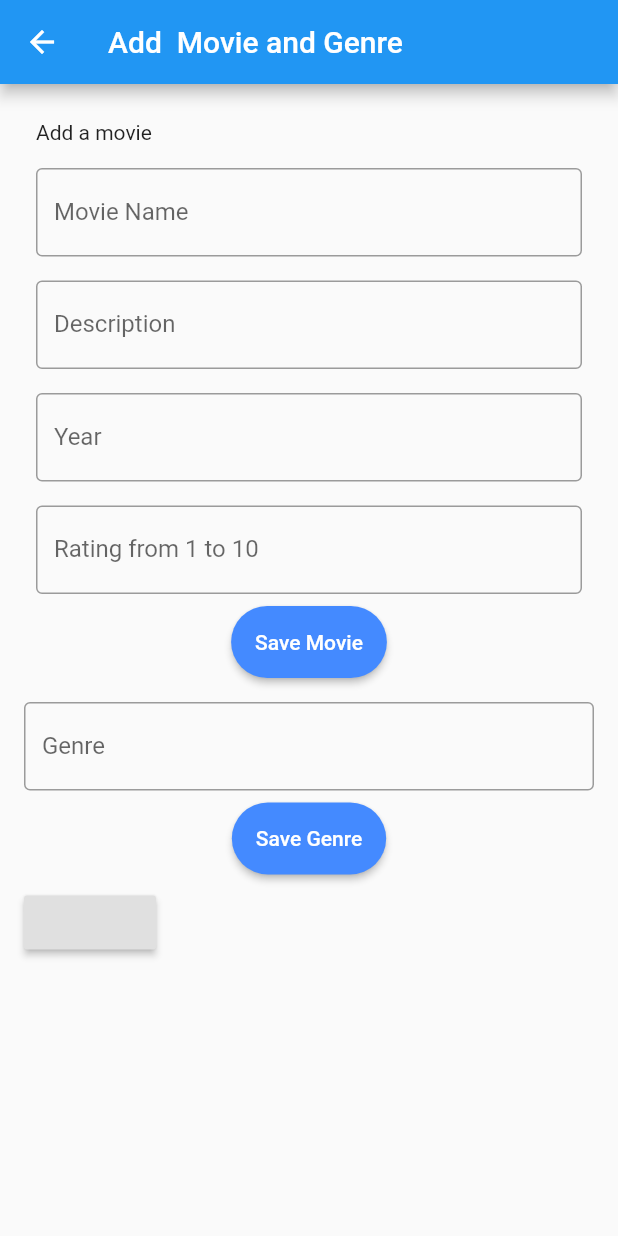
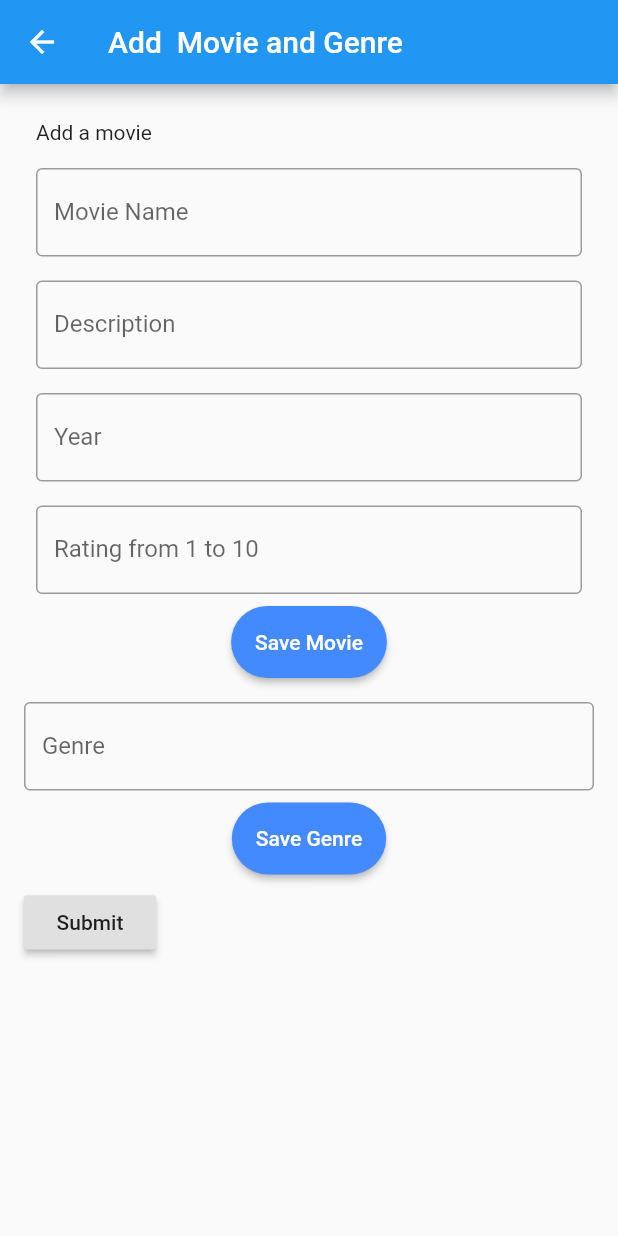
Before and after one commit to FLYINGKRIPTO/movies_app_flutter, a Flutter app: the AddMovie screen opened directly, after a tap on "Save Genre", on a phone screen of 412 x 824 dp. Run offline on Flutter 3.47's test engine with Material 2 defaults, Android fonts, the phone set to English and light mode, and no system bars; our stand-ins replace moor, moor_flutter; generated files the repository leaves out were written again.

Commit message:
check if same movie and genre exist in database.. if yes don't save it in the database

```diff
--- a/lib/add_movie.dart
+++ b/lib/add_movie.dart
@@ -111,6 +111,7 @@ class _AddMovieState extends State<AddMovie> {
                     onPressed: () {
                       genre = genreFieldController.text;
                       genreDao.add(name: genre);
+                      genreFieldController.clear();
                     },
                     child: Text("Save Genre"),
                     color: Colors.blueAccent,
@@ -119,6 +120,7 @@ class _AddMovieState extends State<AddMovie> {
                 ),
               ),
               RaisedButton(
+                child: Text("Submit"),
                 onPressed: () {
                   Future.delayed(Duration(seconds: 2), () {
                     genreDao.allGenres().listen((event) {
--- a/lib/database/genres_dao.dart
+++ b/lib/database/genres_dao.dart
@@ -24,6 +24,9 @@ class SqlGenresDao extends DatabaseAccessor<MoviesDB>
       name: name,
     );
     return transaction(() async {
+      final doesSimilarGenreExists =
+      await (select(genres)..where((g) => g.name.equals(name))..limit(1)).get().then((items) => items.length == 1);
+      if(doesSimilarGenreExists) return;
       await into(genres).insert(genreData);
     });
   }
--- a/lib/database/movies_dao.dart
+++ b/lib/database/movies_dao.dart
@@ -38,6 +38,8 @@ class SqlMoviesDao extends DatabaseAccessor<MoviesDB>
       createdAt: creationTime,
     );
     return transaction(() async {
+      final doesSimilarMovieExists  = await (select(movies)..where((m) => m.name.equals(name))..limit(1)).get().then((items) => items.length == 1);
+      if(doesSimilarMovieExists) return;
       await into(movies).insert(movieData);
     });
   }
--- a/pubspec.yaml
+++ b/pubspec.yaml
@@ -22,8 +22,6 @@ dependencies:
   moor_flutter: ^2.0.0
   uuid:
   provider:
-  # The following adds the Cupertino Icons font to your application.
-  # Use with the CupertinoIcons class for iOS style icons.
   cupertino_icons: ^0.1.2
 
 dev_dependencies:
@@ -32,8 +30,6 @@ dev_dependencies:
   moor_generator: ^2.3.1
 
   build_runner:
-# For information on the generic Dart part of this file, see the
-# following page: https://dart.dev/tools/pub/pubspec
 
 # The following section is specific to Flutter.
 flutter:
```
